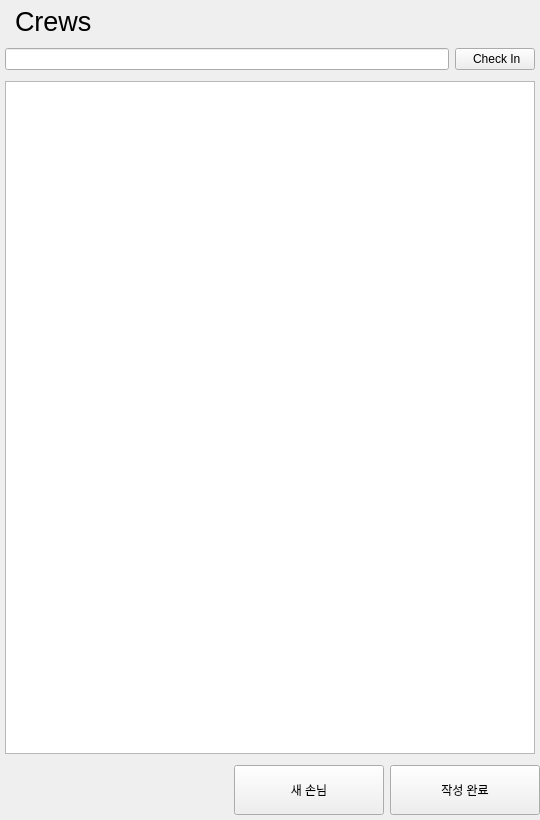
First picture: the form in ui/crews.ui, repository seongjinkime/crews, before the edit.
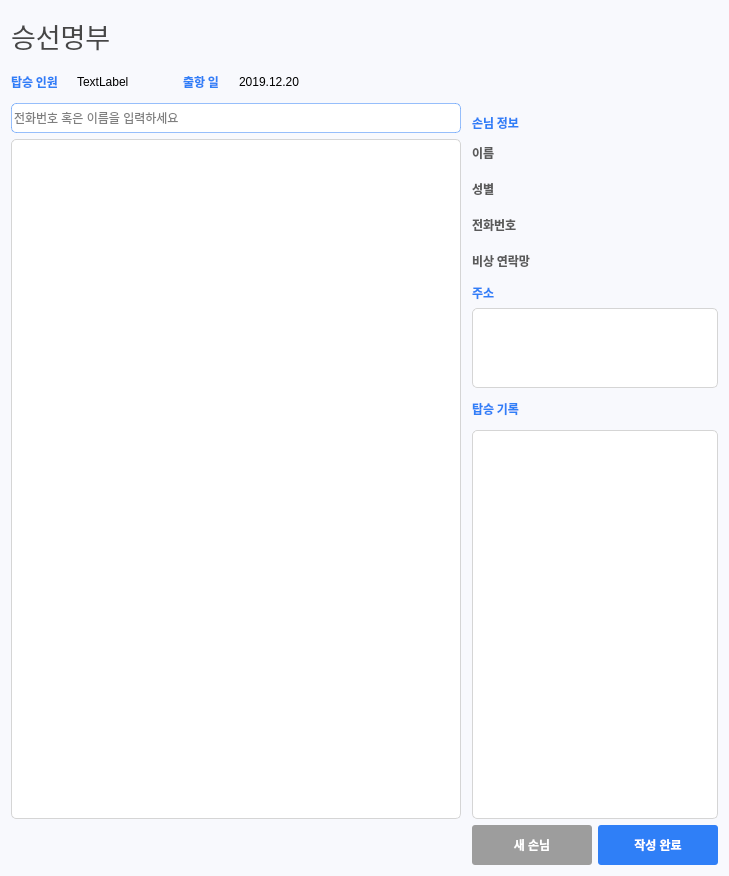
Second picture: the form after the edit.

Patch:
```diff
--- a/ui/crews.ui
+++ b/ui/crews.ui
@@ -6,147 +6,592 @@
    <rect>
     <x>0</x>
     <y>0</y>
-    <width>540</width>
-    <height>820</height>
+    <width>729</width>
+    <height>876</height>
    </rect>
   </property>
   <property name="windowTitle">
    <string>Crews</string>
   </property>
+  <property name="styleSheet">
+   <string notr="true">QWidget{
+	background: rgb(248, 249, 253);
+
+}</string>
+  </property>
   <layout class="QVBoxLayout" name="verticalLayout_2">
-   <property name="leftMargin">
-    <number>0</number>
-   </property>
-   <property name="topMargin">
-    <number>0</number>
-   </property>
-   <property name="rightMargin">
-    <number>0</number>
-   </property>
-   <property name="bottomMargin">
-    <number>0</number>
-   </property>
    <item>
-    <layout class="QVBoxLayout" name="main_layout">
-     <property name="bottomMargin">
-      <number>5</number>
-     </property>
+    <layout class="QHBoxLayout" name="title_horizontal_layout">
      <item>
       <widget class="QLabel" name="title_lable">
        <property name="minimumSize">
         <size>
          <width>0</width>
-         <height>42</height>
+         <height>50</height>
         </size>
        </property>
        <property name="maximumSize">
         <size>
          <width>16777215</width>
-         <height>42</height>
+         <height>50</height>
+        </size>
+       </property>
+       <property name="sizeIncrement">
+        <size>
+         <width>0</width>
+         <height>0</height>
         </size>
        </property>
        <property name="font">
         <font>
+         <family>맑은 고딕</family>
          <pointsize>20</pointsize>
+         <weight>50</weight>
+         <bold>false</bold>
+         <underline>false</underline>
+         <stylestrategy>PreferAntialias</stylestrategy>
         </font>
        </property>
+       <property name="styleSheet">
+        <string notr="true">QLabel{
+	color : rgb(70, 70, 70);
+
+}</string>
+       </property>
        <property name="text">
-        <string>  Crews</string>
+        <string>승선명부</string>
        </property>
        <property name="margin">
         <number>0</number>
        </property>
       </widget>
      </item>
+    </layout>
+   </item>
+   <item>
+    <layout class="QHBoxLayout" name="horizontalLayout">
      <item>
-      <layout class="QHBoxLayout" name="input_horizontal_layout">
-       <property name="leftMargin">
-        <number>5</number>
-       </property>
-       <property name="rightMargin">
-        <number>5</number>
-       </property>
+      <layout class="QVBoxLayout" name="verticalLayout_6">
        <item>
-        <widget class="QLineEdit" name="input_line_edit"/>
+        <layout class="QHBoxLayout" name="date_info_horizontal_layout">
+         <item>
+          <widget class="QLabel" name="count_title_label">
+           <property name="minimumSize">
+            <size>
+             <width>60</width>
+             <height>0</height>
+            </size>
+           </property>
+           <property name="maximumSize">
+            <size>
+             <width>60</width>
+             <height>16777215</height>
+            </size>
+           </property>
+           <property name="font">
+            <font>
+             <family>돋움</family>
+             <weight>75</weight>
+             <bold>true</bold>
+            </font>
+           </property>
+           <property name="styleSheet">
+            <string notr="true">QLabel{
+	color : rgb(47,127,247);
+}</string>
+           </property>
+           <property name="text">
+            <string>탑승 인원</string>
+           </property>
+          </widget>
+         </item>
+         <item>
+          <widget class="QLabel" name="count_label">
+           <property name="maximumSize">
+            <size>
+             <width>100</width>
+             <height>16777215</height>
+            </size>
+           </property>
+           <property name="text">
+            <string>TextLabel</string>
+           </property>
+          </widget>
+         </item>
+         <item>
+          <widget class="QLabel" name="date_title_label">
+           <property name="minimumSize">
+            <size>
+             <width>0</width>
+             <height>30</height>
+            </size>
+           </property>
+           <property name="maximumSize">
+            <size>
+             <width>50</width>
+             <height>30</height>
+            </size>
+           </property>
+           <property name="font">
+            <font>
+             <family>돋움</family>
+             <weight>75</weight>
+             <bold>true</bold>
+            </font>
+           </property>
+           <property name="styleSheet">
+            <string notr="true">QLabel{
+	color : rgb(47,127,247);
+}</string>
+           </property>
+           <property name="text">
+            <string>출항 일</string>
+           </property>
+          </widget>
+         </item>
+         <item>
+          <widget class="QLabel" name="date_label">
+           <property name="text">
+            <string>2019.12.20</string>
+           </property>
+          </widget>
+         </item>
+        </layout>
        </item>
        <item>
-        <widget class="QPushButton" name="check_in_button">
-         <property name="text">
-          <string> Check In</string>
+        <layout class="QHBoxLayout" name="input_horizontal_layout">
+         <property name="leftMargin">
+          <number>0</number>
          </property>
+         <property name="rightMargin">
+          <number>0</number>
+         </property>
+         <item>
+          <widget class="QLineEdit" name="input_line_edit">
+           <property name="minimumSize">
+            <size>
+             <width>0</width>
+             <height>30</height>
+            </size>
+           </property>
+           <property name="styleSheet">
+            <string notr="true">QLineEdit{
+	background : white;
+	border-style:solid;
+	border-width:0.5px;
+	border-radius : 5px;
+	border-color: rgba(47, 127, 247, 128);
+}</string>
+           </property>
+           <property name="placeholderText">
+            <string>전화번호 혹은 이름을 입력하세요 </string>
+           </property>
+          </widget>
+         </item>
+        </layout>
+       </item>
+       <item>
+        <widget class="QTableWidget" name="crews_table">
+         <property name="minimumSize">
+          <size>
+           <width>450</width>
+           <height>600</height>
+          </size>
+         </property>
+         <property name="maximumSize">
+          <size>
+           <width>16777215</width>
+           <height>16777215</height>
+          </size>
+         </property>
+         <property name="sizeIncrement">
+          <size>
+           <width>0</width>
+           <height>0</height>
+          </size>
+         </property>
+         <property name="font">
+          <font>
+           <underline>false</underline>
+           <strikeout>false</strikeout>
+          </font>
+         </property>
+         <property name="styleSheet">
+          <string notr="true">QTableWidget{
+	background: white;
+	border-style:solid;
+	border-width:0.5px;
+	border-radius : 5px;
+	border-color: rgb(213, 213, 213);
+}</string>
+         </property>
         </widget>
        </item>
       </layout>
      </item>
      <item>
-      <layout class="QVBoxLayout" name="table_vertical_layout">
+      <layout class="QVBoxLayout" name="verticalLayout_5">
        <property name="leftMargin">
         <number>5</number>
        </property>
-       <property name="topMargin">
-        <number>5</number>
-       </property>
-       <property name="rightMargin">
-        <number>5</number>
-       </property>
-       <property name="bottomMargin">
-        <number>5</number>
-       </property>
        <item>
-        <widget class="QTableWidget" name="crews_table"/>
+        <widget class="QLabel" name="info_title_label">
+         <property name="minimumSize">
+          <size>
+           <width>0</width>
+           <height>65</height>
+          </size>
+         </property>
+         <property name="maximumSize">
+          <size>
+           <width>16777215</width>
+           <height>65</height>
+          </size>
+         </property>
+         <property name="font">
+          <font>
+           <family>돋움</family>
+           <pointsize>9</pointsize>
+           <weight>75</weight>
+           <bold>true</bold>
+           <kerning>true</kerning>
+          </font>
+         </property>
+         <property name="styleSheet">
+          <string notr="true">QLabel{
+	color : rgb(47,127,247);
+}</string>
+         </property>
+         <property name="text">
+          <string>손님 정보</string>
+         </property>
+         <property name="alignment">
+          <set>Qt::AlignBottom|Qt::AlignLeading|Qt::AlignLeft</set>
+         </property>
+        </widget>
        </item>
-      </layout>
-     </item>
-     <item>
-      <layout class="QHBoxLayout" name="bottom_horizontal_layout">
        <item>
-        <spacer name="horizontal_spacer">
-         <property name="orientation">
-          <enum>Qt::Horizontal</enum>
+        <layout class="QHBoxLayout" name="into_horizontal_layout">
+         <item>
+          <layout class="QVBoxLayout" name="info_left_vertical_layout">
+           <item>
+            <widget class="QLabel" name="name_title_label">
+             <property name="minimumSize">
+              <size>
+               <width>75</width>
+               <height>0</height>
+              </size>
+             </property>
+             <property name="maximumSize">
+              <size>
+               <width>75</width>
+               <height>30</height>
+              </size>
+             </property>
+             <property name="font">
+              <font>
+               <family>돋움</family>
+               <weight>75</weight>
+               <bold>true</bold>
+              </font>
+             </property>
+             <property name="styleSheet">
+              <string notr="true">QLabel{
+	color : rgb(90, 90, 90);
+}</string>
+             </property>
+             <property name="text">
+              <string>이름</string>
+             </property>
+            </widget>
+           </item>
+           <item>
+            <widget class="QLabel" name="sex_title_label">
+             <property name="minimumSize">
+              <size>
+               <width>75</width>
+               <height>0</height>
+              </size>
+             </property>
+             <property name="maximumSize">
+              <size>
+               <width>75</width>
+               <height>30</height>
+              </size>
+             </property>
+             <property name="font">
+              <font>
+               <family>돋움</family>
+               <weight>75</weight>
+               <bold>true</bold>
+              </font>
+             </property>
+             <property name="styleSheet">
+              <string notr="true">QLabel{
+	color : rgb(90, 90, 90);
+}</string>
+             </property>
+             <property name="text">
+              <string>성별</string>
+             </property>
+            </widget>
+           </item>
+           <item>
+            <widget class="QLabel" name="phone_title_label">
+             <property name="minimumSize">
+              <size>
+               <width>75</width>
+               <height>0</height>
+              </size>
+             </property>
+             <property name="maximumSize">
+              <size>
+               <width>75</width>
+               <height>30</height>
+              </size>
+             </property>
+             <property name="font">
+              <font>
+               <family>돋움</family>
+               <weight>75</weight>
+               <bold>true</bold>
+              </font>
+             </property>
+             <property name="styleSheet">
+              <string notr="true">QLabel{
+	color : rgb(90, 90, 90);
+}</string>
+             </property>
+             <property name="text">
+              <string>전화번호</string>
+             </property>
+            </widget>
+           </item>
+           <item>
+            <widget class="QLabel" name="emergency_title_label">
+             <property name="minimumSize">
+              <size>
+               <width>75</width>
+               <height>0</height>
+              </size>
+             </property>
+             <property name="maximumSize">
+              <size>
+               <width>75</width>
+               <height>30</height>
+              </size>
+             </property>
+             <property name="font">
+              <font>
+               <family>돋움</family>
+               <weight>75</weight>
+               <bold>true</bold>
+              </font>
+             </property>
+             <property name="styleSheet">
+              <string notr="true">QLabel{
+	color : rgb(90, 90, 90);
+}</string>
+             </property>
+             <property name="text">
+              <string>비상 연락망</string>
+             </property>
+            </widget>
+           </item>
+          </layout>
+         </item>
+         <item>
+          <layout class="QVBoxLayout" name="info_right_vertical_layout">
+           <item>
+            <widget class="QLabel" name="name_info_label">
+             <property name="minimumSize">
+              <size>
+               <width>150</width>
+               <height>30</height>
+              </size>
+             </property>
+             <property name="maximumSize">
+              <size>
+               <width>16777205</width>
+               <height>30</height>
+              </size>
+             </property>
+             <property name="text">
+              <string/>
+             </property>
+            </widget>
+           </item>
+           <item>
+            <widget class="QLabel" name="sex_info_label">
+             <property name="minimumSize">
+              <size>
+               <width>150</width>
+               <height>30</height>
+              </size>
+             </property>
+             <property name="maximumSize">
+              <size>
+               <width>16777215</width>
+               <height>30</height>
+              </size>
+             </property>
+             <property name="text">
+              <string/>
+             </property>
+            </widget>
+           </item>
+           <item>
+            <widget class="QLabel" name="phone_info_label">
+             <property name="minimumSize">
+              <size>
+               <width>150</width>
+               <height>30</height>
+              </size>
+             </property>
+             <property name="maximumSize">
+              <size>
+               <width>16777215</width>
+               <height>30</height>
+              </size>
+             </property>
+             <property name="text">
+              <string/>
+             </property>
+            </widget>
+           </item>
+           <item>
+            <widget class="QLabel" name="emegerncy_info_label">
+             <property name="minimumSize">
+              <size>
+               <width>150</width>
+               <height>30</height>
+              </size>
+             </property>
+             <property name="maximumSize">
+              <size>
+               <width>16777215</width>
+               <height>30</height>
+              </size>
+             </property>
+             <property name="text">
+              <string/>
+             </property>
+            </widget>
+           </item>
+          </layout>
+         </item>
+        </layout>
+       </item>
+       <item>
+        <widget class="QLabel" name="address_title_label">
+         <property name="minimumSize">
+          <size>
+           <width>0</width>
+           <height>20</height>
+          </size>
          </property>
-         <property name="sizeHint" stdset="0">
+         <property name="maximumSize">
           <size>
-           <width>40</width>
+           <width>16777215</width>
            <height>20</height>
           </size>
          </property>
-        </spacer>
+         <property name="font">
+          <font>
+           <family>돋움</family>
+           <weight>75</weight>
+           <bold>true</bold>
+          </font>
+         </property>
+         <property name="styleSheet">
+          <string notr="true">QLabel{
+	color : rgb(47,127,247);
+}</string>
+         </property>
+         <property name="text">
+          <string>주소</string>
+         </property>
+         <property name="alignment">
+          <set>Qt::AlignBottom|Qt::AlignLeading|Qt::AlignLeft</set>
+         </property>
+        </widget>
        </item>
        <item>
-        <widget class="QPushButton" name="add_user_pushButton">
+        <widget class="QTextEdit" name="address_text_edit">
+         <property name="maximumSize">
+          <size>
+           <width>16777215</width>
+           <height>80</height>
+          </size>
+         </property>
+         <property name="styleSheet">
+          <string notr="true">QTextEdit{
+	background: white;
+	border-style:solid;
+	border-width:0.5px;
+	border-radius : 5px;
+	border-color: rgb(213, 213, 213);
+}
+</string>
+         </property>
+         <property name="readOnly">
+          <bool>true</bool>
+         </property>
+        </widget>
+       </item>
+       <item>
+        <widget class="QLabel" name="history_title_label">
          <property name="minimumSize">
           <size>
-           <width>150</width>
-           <height>50</height>
+           <width>220</width>
+           <height>30</height>
           </size>
          </property>
          <property name="maximumSize">
           <size>
-           <width>150</width>
-           <height>50</height>
+           <width>220</width>
+           <height>30</height>
           </size>
          </property>
+         <property name="font">
+          <font>
+           <family>돋움</family>
+           <weight>75</weight>
+           <bold>true</bold>
+          </font>
+         </property>
+         <property name="styleSheet">
+          <string notr="true">QLabel{
+	color : rgb(47,127,247);
+}</string>
+         </property>
          <property name="text">
-          <string>새 손님</string>
+          <string>탑승 기록 </string>
          </property>
         </widget>
        </item>
        <item>
-        <widget class="QPushButton" name="complete_button">
+        <widget class="QListWidget" name="history_list_widget">
          <property name="minimumSize">
           <size>
-           <width>150</width>
-           <height>50</height>
+           <width>0</width>
+           <height>250</height>
           </size>
          </property>
          <property name="maximumSize">
           <size>
-           <width>150</width>
-           <height>50</height>
+           <width>16777215</width>
+           <height>16777215</height>
           </size>
          </property>
-         <property name="text">
-          <string>작성 완료</string>
+         <property name="styleSheet">
+          <string notr="true">QListView{
+	background: white;
+	border-style:solid;
+	border-width:0.5px;
+	border-radius : 5px;
+	border-color: rgb(213, 213, 213);
+}</string>
          </property>
         </widget>
        </item>
@@ -154,6 +599,103 @@
      </item>
     </layout>
    </item>
+   <item>
+    <layout class="QHBoxLayout" name="bottom_horizontal_layout">
+     <item>
+      <spacer name="horizontal_spacer">
+       <property name="orientation">
+        <enum>Qt::Horizontal</enum>
+       </property>
+       <property name="sizeHint" stdset="0">
+        <size>
+         <width>40</width>
+         <height>20</height>
+        </size>
+       </property>
+      </spacer>
+     </item>
+     <item>
+      <widget class="QPushButton" name="add_user_pushButton">
+       <property name="minimumSize">
+        <size>
+         <width>120</width>
+         <height>40</height>
+        </size>
+       </property>
+       <property name="maximumSize">
+        <size>
+         <width>120</width>
+         <height>40</height>
+        </size>
+       </property>
+       <property name="font">
+        <font>
+         <weight>75</weight>
+         <bold>true</bold>
+        </font>
+       </property>
+       <property name="styleSheet">
+        <string notr="true">QPushButton{
+	background-color: rgb(157, 157, 157);
+	border-radius:3px;
+	color:white;
+}
+QPushButton:hover {
+    background-color:rgb(197, 197, 197);
+}
+
+QPushButton:pressed {
+    background-color:rgb(180, 180, 180);
+}</string>
+       </property>
+       <property name="text">
+        <string>새 손님</string>
+       </property>
+      </widget>
+     </item>
+     <item>
+      <widget class="QPushButton" name="complete_button">
+       <property name="minimumSize">
+        <size>
+         <width>120</width>
+         <height>40</height>
+        </size>
+       </property>
+       <property name="maximumSize">
+        <size>
+         <width>120</width>
+         <height>40</height>
+        </size>
+       </property>
+       <property name="font">
+        <font>
+         <weight>75</weight>
+         <bold>true</bold>
+        </font>
+       </property>
+       <property name="styleSheet">
+        <string notr="true">QPushButton{
+	background-color:rgba(47,127,247);
+	
+	border-radius:3px;
+	color:white;
+}
+QPushButton:hover {
+    background-color: rgb(31, 84, 165);
+}
+
+QPushButton:pressed {
+    background-color: rgb(24, 66, 129);
+}
+</string>
+       </property>
+       <property name="text">
+        <string>작성 완료</string>
+       </property>
+      </widget>
+     </item>
+    </layout>
+   </item>
   </layout>
  </widget>
  <resources/>
```
